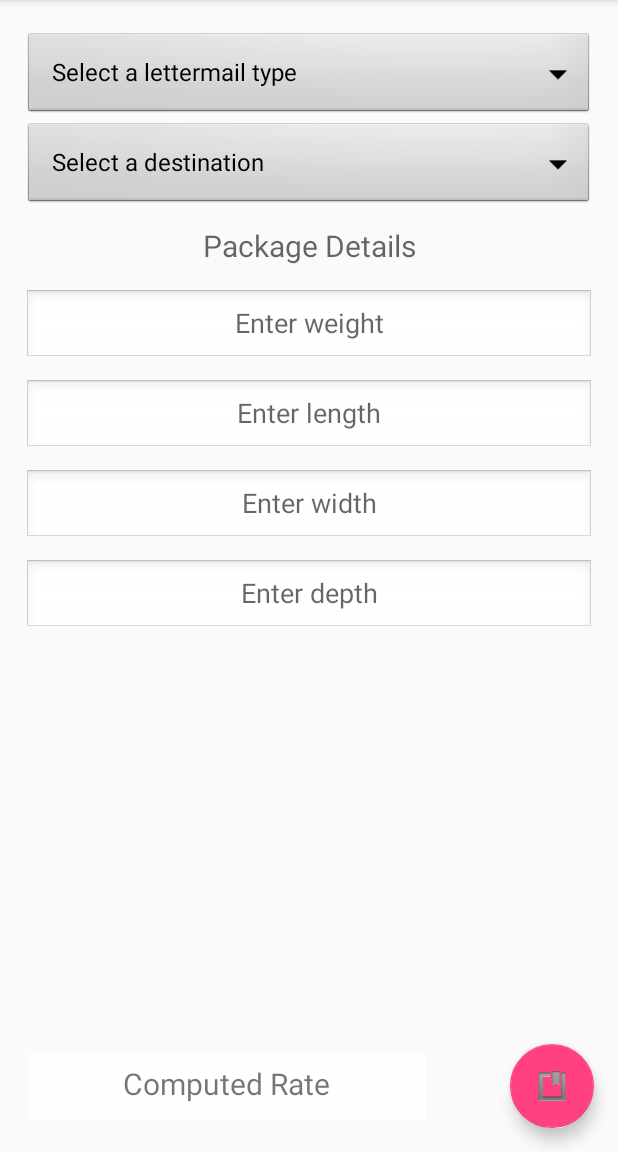
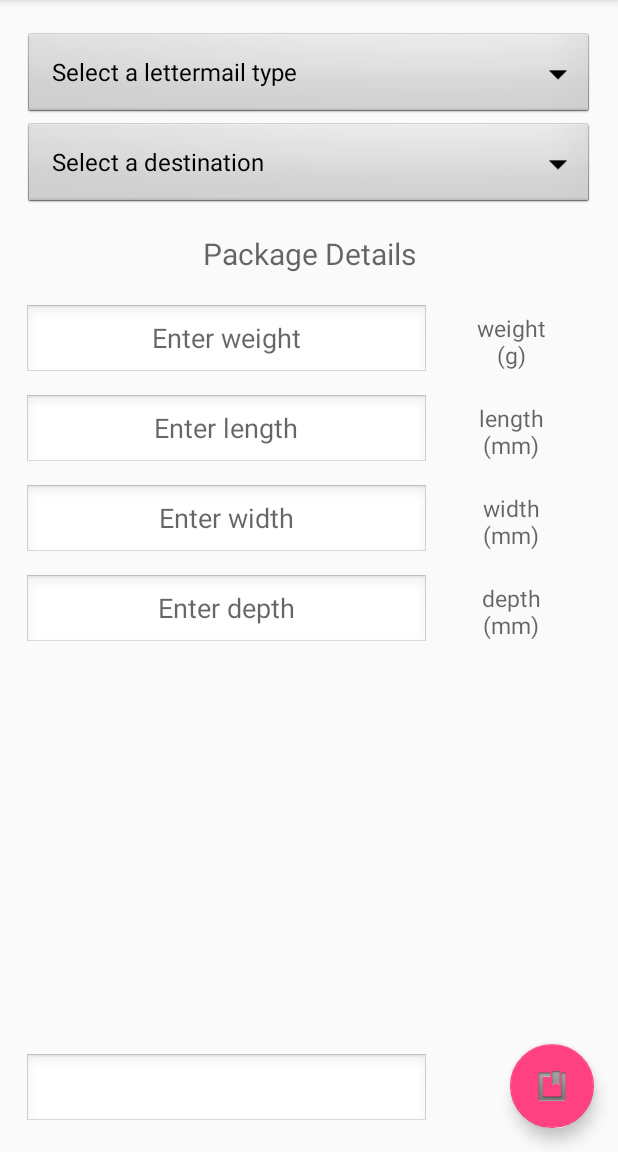
Before and after one commit to ch-andrei/ECSE428_AB_postalPriceCalculator, an Android app: the screen it shows after launch (MainActivity), after a tap on an icon or button, on a phone screen of 412 x 824 dp, the part 84-1236 px from its top. Run offline under Robolectric (Android 15) with nearby library versions, the phone set to English and light mode, and no system bars.

Commit message:
Fully functional UI + UI error feedback

```diff
--- a/app/src/main/java/andreic/amppostalratecalculator/MainActivity.java
+++ b/app/src/main/java/andreic/amppostalratecalculator/MainActivity.java
@@ -1,31 +1,25 @@
 package andreic.amppostalratecalculator;
 
-import android.net.Uri;
 import android.os.Bundle;
 import android.support.design.widget.FloatingActionButton;
-import android.support.design.widget.Snackbar;
 import android.support.v7.app.AppCompatActivity;
 import android.support.v7.widget.Toolbar;
 import android.view.View;
-import android.view.Menu;
-import android.view.MenuItem;
 import android.widget.ArrayAdapter;
+import android.widget.EditText;
 import android.widget.Spinner;
+import android.widget.TextView;
+import android.widget.Toast;
 
 import andreic.amppostalratecalculator.Tools.CustomArrayAdapter;
+import andreic.amppostalratecalculator.Tools.ItemEnums;
 
+public class MainActivity extends AppCompatActivity implements ItemEnums{
 
-import com.google.android.gms.appindexing.Action;
-import com.google.android.gms.appindexing.AppIndex;
-import com.google.android.gms.common.api.GoogleApiClient;
-
-public class MainActivity extends AppCompatActivity {
-
-    /**
-     * ATTENTION: This was auto-generated to implement the App Indexing API.
-     * See https://g.co/AppIndexing/AndroidStudio for more information.
-     */
-    private GoogleApiClient client;
+    // declare UI fields
+    Spinner lettermail_menu_spinner, destination_menu_spinner;
+    EditText weight_field, length_field, depth_field , width_field;
+    TextView postal_rate_field;
 
     @Override
     protected void onCreate(Bundle savedInstanceState) {
@@ -35,6 +29,9 @@ public class MainActivity extends AppCompatActivity {
         Toolbar toolbar = (Toolbar) findViewById(R.id.toolbar);
         setSupportActionBar(toolbar);
 
+        // init and link drop menus
+        setUpUIelements();
+
         FloatingActionButton fab = (FloatingActionButton) findViewById(R.id.fab);
         fab.setOnClickListener(new View.OnClickListener() {
             @Override
@@ -42,34 +39,121 @@ public class MainActivity extends AppCompatActivity {
                 computePostalRate();
             }
         });
-
-        // init and link drop menus
-        setUpDropMenus();
-
-
     }
 
-    protected void setUpDropMenus(){
+    private void setUpUIelements() {
+
+        weight_field = (EditText) findViewById(R.id.enter_weight);
+        length_field = (EditText) findViewById(R.id.enter_length);
+        depth_field = (EditText) findViewById(R.id.enter_depth);
+        width_field = (EditText) findViewById(R.id.enter_width);
+        postal_rate_field = (TextView) findViewById(R.id.postal_rate_result);
+
         // init spinners and adapters
-        Spinner lettermail_type_spinner = (Spinner) findViewById(R.id.lettermail_type_spinner);
-        String[] lettermail_menu_items = new String[]{"Standard", "Non-standard and Oversize","Select a lettermail type"};
-        ArrayAdapter<String> lettermail_menu_adapter = new CustomArrayAdapter(this, android.R.layout.simple_spinner_dropdown_item, lettermail_menu_items);
+        lettermail_menu_spinner = (Spinner) findViewById(R.id.lettermail_type_spinner);
 
-        Spinner destination_menu_spinner = (Spinner) findViewById(R.id.destination_spinner);
-        String[] destination_menu_items = new String[]{"Canada", "USA", "International", "Select a destination"};
-        ArrayAdapter<String> destination_menu_adapter = new CustomArrayAdapter(this, android.R.layout.simple_spinner_dropdown_item, destination_menu_items);
+        ArrayAdapter<String> lettermail_menu_adapter = new CustomArrayAdapter(this, android.R.layout.simple_spinner_dropdown_item, ItemEnums.letter_types);
+
+        destination_menu_spinner = (Spinner) findViewById(R.id.destination_spinner);
+        ArrayAdapter<String> destination_menu_adapter = new CustomArrayAdapter(this, android.R.layout.simple_spinner_dropdown_item, ItemEnums.destinations);
 
         // link spinners and adapters
-        lettermail_menu_adapter.setDropDownViewResource(android.R.layout.simple_spinner_dropdown_item); ;
-        lettermail_type_spinner.setAdapter(lettermail_menu_adapter);
-        lettermail_type_spinner.setSelection(lettermail_menu_adapter.getCount()); //display hint
+        lettermail_menu_adapter.setDropDownViewResource(android.R.layout.simple_spinner_dropdown_item);
+        lettermail_menu_spinner.setAdapter(lettermail_menu_adapter);
+        lettermail_menu_spinner.setSelection(lettermail_menu_adapter.getCount()); //display hint
 
         destination_menu_adapter.setDropDownViewResource(android.R.layout.simple_spinner_dropdown_item);
         destination_menu_spinner.setAdapter(destination_menu_adapter);
         destination_menu_spinner.setSelection(destination_menu_adapter.getCount()); //display hint
     }
 
-    protected void computePostalRate(){
+    private void computePostalRate() {
+        // init vars and set to defaults
+        String destination, type;
+        destination = type = "";
+
+        double weight, length, depth, width;
+        weight = depth = length = width = 0;
+
+        boolean complete, any_in, weight_in, length_in, depth_in, width_in;
+        any_in = false;
+        complete = weight_in = length_in = depth_in = width_in = true;
+        // all vars init
+
+        // get all required inputs from UI
+        type = lettermail_menu_spinner.getSelectedItem().toString();
+        if (type.equals(ItemEnums.letter_types[letter_types.length-1])){
+            // if user did not select anything
+            complete = false;
+        }
+
+        destination = destination_menu_spinner.getSelectedItem().toString();
+        if (destination.equals(ItemEnums.destinations[destinations.length-1])){
+            // if user did not select anything
+            complete = false;
+        }
+
+        try {
+            weight = Double.valueOf(weight_field.getText().toString());
+            any_in = true;
+        } catch (Exception e) {
+            weight_in = false;
+        }
+        try {
+            length = Double.valueOf(length_field.getText().toString());
+            any_in = true;
+        } catch (Exception e) {
+            length_in = false;
+        }
+        try {
+            depth = Double.valueOf(depth_field.getText().toString());
+            any_in = true;
+        } catch (Exception e) {
+            depth_in = false;
+        }
+        try {
+            width = Double.valueOf(width_field.getText().toString());
+            any_in = true;
+        } catch (Exception e) {
+            width_in = false;
+        }
+
+        // TODO error feedback
+        if (any_in) {
+            if (!weight_in) {
+                weight_field.setError(getString(R.string.missing_field));
+                complete = false;
+            }
+            if (!length_in) {
+                length_field.setError(getString(R.string.missing_field));
+                complete = false;
+            }
+            if (!depth_in) {
+                depth_field.setError(getString(R.string.missing_field));
+                complete = false;
+            }
+            if (!width_in) {
+                width_field.setError(getString(R.string.missing_field));
+                complete = false;
+            }
+        }
+
+        double postal_rate = 0;
+
+        if (complete){
+            // TODO compute postal rate
+            postal_rate = computePostalRate(weight,length,depth,width,type,destination);
+            Toast.makeText(MainActivity.this, "Computed rate!", Toast.LENGTH_SHORT).show();
+            postal_rate_field.setText("" + postal_rate);
+        }
+        else {
+            postal_rate_field.setText(null);
+        }
+
 
     }
+
+    private double computePostalRate(double weight, double length, double depth, double width, String type, String destination){
+        return 1.0;
+    }
 }
--- /dev/null
+++ b/app/src/main/java/andreic/amppostalratecalculator/Tools/ItemEnums.java
@@ -0,0 +1,13 @@
+package andreic.amppostalratecalculator.Tools;
+
+import java.util.ArrayList;
+import java.util.List;
+
+/**
+ * Created by Vlad on 2016-02-10.
+ */
+public interface ItemEnums {
+
+    final String[] letter_types = new String[]{"Standard", "Non-standard and Oversize", "Select a lettermail type"};
+    final String[] destinations = new String[]{"Canada", "USA", "International", "Select a destination"};
+}
--- a/app/src/main/res/layout/activity_main.xml
+++ b/app/src/main/res/layout/activity_main.xml
@@ -34,10 +34,8 @@
         android:layout_marginTop="10dp"
         android:textAlignment="center"
         android:background="@android:drawable/edit_text"
-        android:backgroundTint="#ffffff"
         android:layout_gravity="bottom|start"
         android:layout_margin="@dimen/fab_margin"/>
-
 
     <android.support.design.widget.FloatingActionButton
         android:id="@+id/fab"
--- a/app/src/main/res/layout/content_main.xml
+++ b/app/src/main/res/layout/content_main.xml
@@ -1,11 +1,11 @@
 <?xml version="1.0" encoding="utf-8"?>
 <LinearLayout xmlns:android="http://schemas.android.com/apk/res/android"
     xmlns:app="http://schemas.android.com/apk/res-auto"
-    android:label="Amp Postal Rate Calculator"
     xmlns:tools="http://schemas.android.com/tools"
-    android:orientation="vertical"
     android:layout_width="match_parent"
     android:layout_height="match_parent"
+    android:label="Amp Postal Rate Calculator"
+    android:orientation="vertical"
     android:paddingBottom="@dimen/activity_vertical_margin"
     android:paddingLeft="@dimen/activity_horizontal_margin"
     android:paddingRight="@dimen/activity_horizontal_margin"
@@ -17,76 +17,137 @@
         android:id="@+id/lettermail_type_spinner"
         android:layout_width="match_parent"
         android:layout_height="60dp"
-        android:text="Hello"
+        android:layout_centerHorizontal="true"
         android:background="@android:drawable/btn_dropdown"
         android:spinnerMode="dropdown"
-        android:layout_centerHorizontal="true"/>
+        android:text="Hello" />
 
     <Spinner
         android:id="@+id/destination_spinner"
         android:layout_width="match_parent"
         android:layout_height="60dp"
+        android:layout_centerHorizontal="true"
         android:background="@android:drawable/btn_dropdown"
-        android:spinnerMode="dropdown"
-        android:layout_centerHorizontal="true"/>
+        android:spinnerMode="dropdown" />
+
+    <TextView
+        android:id="@+id/textView1"
+        android:layout_width="match_parent"
+        android:layout_height="wrap_content"
+        android:layout_gravity="center_horizontal"
+        android:layout_marginTop="15dp"
+        android:text="Package Details"
+        android:textAlignment="center"
+        android:textAppearance="?android:attr/textAppearanceMedium"
+        android:textSize="20dp" />
+
+    <LinearLayout
+        android:layout_width="match_parent"
+        android:layout_height="wrap_content"
+        android:layout_marginTop="20dp"
+        android:orientation="horizontal">
+
+        <EditText
+            android:id="@+id/enter_weight"
+            android:layout_width="270dp"
+            android:layout_height="50dp"
+            android:layout_gravity="center_vertical"
+            android:background="@android:drawable/edit_text"
+            android:hint="Enter weight"
+            android:inputType="numberDecimal"
+            android:maxLines="1"
+            android:singleLine="true"
+            android:textAlignment="center" />
 
         <TextView
             android:layout_width="match_parent"
             android:layout_height="wrap_content"
+            android:layout_gravity="center_vertical"
+            android:text="weight\n(g)"
             android:textAlignment="center"
             android:textAppearance="?android:attr/textAppearanceMedium"
-        android:text="Package Details"
-        android:textSize="20dp"
-        android:id="@+id/textView1"
+            android:textSize="15dp" />
+    </LinearLayout>
+
+    <LinearLayout
+        android:layout_width="match_parent"
+        android:layout_height="wrap_content"
         android:layout_marginTop="10dp"
-        android:layout_gravity="center_horizontal"/>
-
-    <EditText
-        android:id="@+id/enter_weight"
-        android:layout_width="match_parent"
-        android:layout_height="50dp"
-        android:inputType="numberDecimal"
-        android:maxLines="1"
-        android:hint="Enter weight"
-        android:singleLine="true"
-        android:layout_marginTop="15dp"
-        android:textAlignment="center"
-        android:background="@android:drawable/edit_text"/>
+        android:orientation="horizontal">
 
         <EditText
             android:id="@+id/enter_length"
-        android:layout_width="match_parent"
+            android:layout_width="270dp"
             android:layout_height="50dp"
+            android:layout_gravity="center_vertical"
+            android:background="@android:drawable/edit_text"
+            android:hint="Enter length"
             android:inputType="numberDecimal"
             android:maxLines="1"
-        android:hint="Enter length"
             android:singleLine="true"
+            android:textAlignment="center" />
+
+        <TextView
+            android:layout_width="match_parent"
+            android:layout_height="wrap_content"
+            android:layout_gravity="center_vertical"
+            android:text="length\n(mm)"
+            android:textAlignment="center"
+            android:textAppearance="?android:attr/textAppearanceMedium"
+            android:textSize="15dp" />
+    </LinearLayout>
+
+    <LinearLayout
+        android:layout_width="match_parent"
+        android:layout_height="wrap_content"
         android:layout_marginTop="10dp"
-        android:textAlignment="center"
-        android:background="@android:drawable/edit_text"/>
+        android:orientation="horizontal">
 
         <EditText
             android:id="@+id/enter_width"
-        android:layout_width="match_parent"
+            android:layout_width="270dp"
             android:layout_height="50dp"
+            android:background="@android:drawable/edit_text"
+            android:hint="Enter width"
             android:inputType="numberDecimal"
             android:maxLines="1"
-        android:hint="Enter width"
             android:singleLine="true"
+            android:textAlignment="center" />
+
+        <TextView
+            android:layout_width="match_parent"
+            android:layout_height="wrap_content"
+            android:layout_gravity="center_vertical"
+            android:text="width\n(mm)"
+            android:textAlignment="center"
+            android:textAppearance="?android:attr/textAppearanceMedium"
+            android:textSize="15dp" />
+    </LinearLayout>
+
+    <LinearLayout
+        android:layout_width="match_parent"
+        android:layout_height="wrap_content"
         android:layout_marginTop="10dp"
-        android:textAlignment="center"
-        android:background="@android:drawable/edit_text"/>
+        android:orientation="horizontal">
 
         <EditText
             android:id="@+id/enter_depth"
-        android:layout_width="match_parent"
+            android:layout_width="270dp"
             android:layout_height="50dp"
+            android:background="@android:drawable/edit_text"
+            android:hint="Enter depth"
             android:inputType="numberDecimal"
             android:maxLines="1"
-        android:hint="Enter depth"
             android:singleLine="true"
-        android:layout_marginTop="10dp"
+            android:textAlignment="center" />
+
+        <TextView
+            android:layout_width="match_parent"
+            android:layout_height="wrap_content"
+            android:layout_gravity="center_vertical"
+            android:text="depth\n(mm)"
             android:textAlignment="center"
-        android:background="@android:drawable/edit_text"/>
-
+            android:textAppearance="?android:attr/textAppearanceMedium"
+            android:textSize="15dp" />
     </LinearLayout>
+</LinearLayout>
--- a/app/src/main/res/values/strings.xml
+++ b/app/src/main/res/values/strings.xml
@@ -1,5 +1,6 @@
 <resources>
     <string name="app_name">Amp Postal Rate Calculator</string>
     <string name="action_settings">Settings</string>
+    <string name="missing_field">Missing input</string>
 
 </resources>
```
Lines whose indentation alone changed are shown as unchanged.
